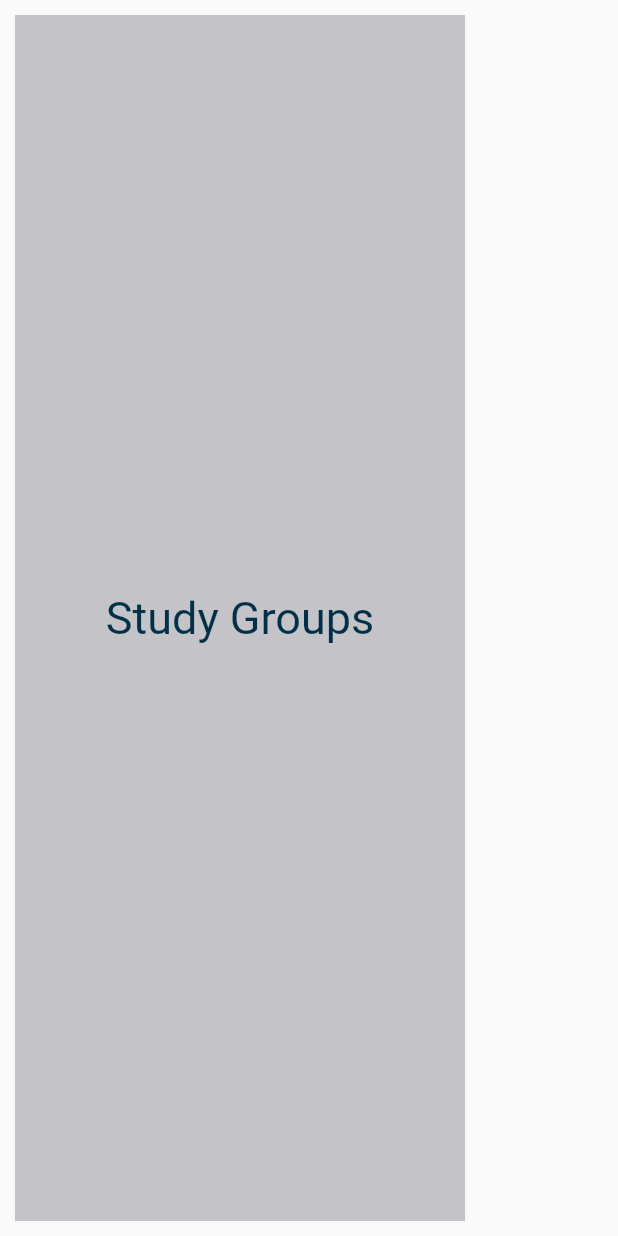
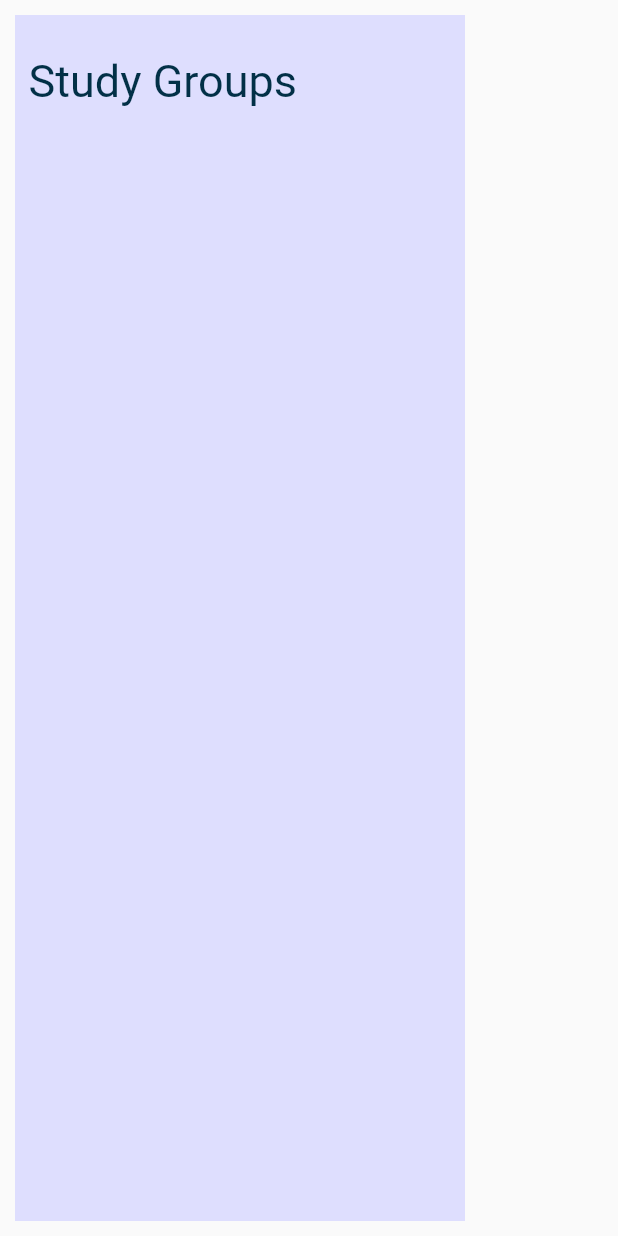
Before and after one commit to acolloredo/PostNote, a Flutter app: the screen it shows after launch, on a phone screen of 412 x 824 dp. Run offline on Flutter 3.47's test engine with Material 2 defaults, Android fonts, the phone set to English and light mode, and no system bars.

Commit message:
align study groups

```diff
--- a/post_note/lib/main.dart
+++ b/post_note/lib/main.dart
@@ -39,8 +39,9 @@ class _MyHomePageState extends State<MyHomePage> {
           margin: const EdgeInsets.all(10.0),
           width: 300.0,
           height: 1000.0,
-          color: Color.fromARGB(217, 185, 185, 191),
-          child: const Center(
+          color: Color.fromARGB(217, 217, 217, 255),
+          child: const Align(
+            alignment: Alignment(-0.85, -0.93),
             child: Text("Study Groups",
                 style: TextStyle(color: Color(0xff023047), fontSize: 30.0)),
           ),
```
